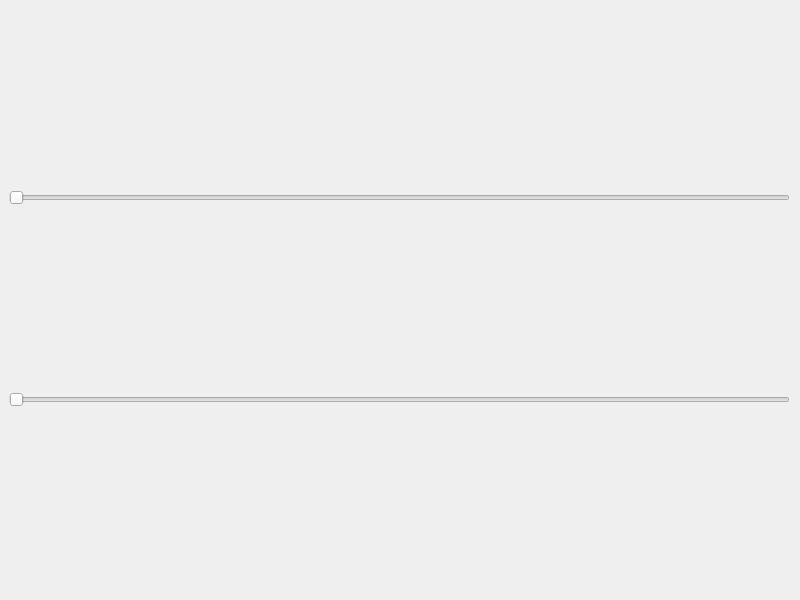
Old version of the form controller.ui in the repository actor-framework/fractal-demo.
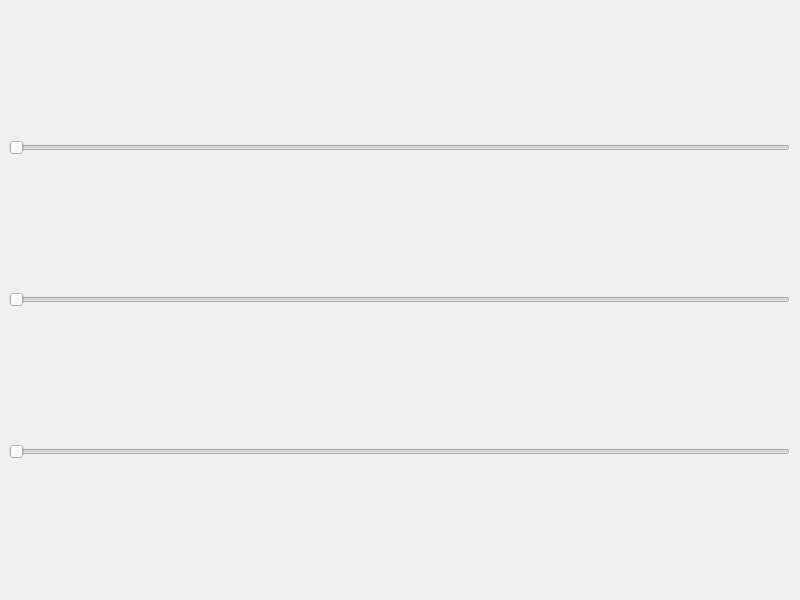
New version of the form. Custom widgets are drawn as their Qt base class.

Commit message: added reolution slider

```diff
--- a/controller.ui
+++ b/controller.ui
@@ -25,6 +25,13 @@
     </property>
     <layout class="QGridLayout" name="gridLayout">
      <item row="1" column="0">
+      <widget class="QSlider" name="cpu_slider">
+       <property name="orientation">
+        <enum>Qt::Horizontal</enum>
+       </property>
+      </widget>
+     </item>
+     <item row="2" column="0">
       <widget class="QSlider" name="gpu_slider">
        <property name="orientation">
         <enum>Qt::Horizontal</enum>
@@ -32,7 +39,7 @@
       </widget>
      </item>
      <item row="0" column="0">
-      <widget class="QSlider" name="cpu_slider">
+      <widget class="QSlider" name="res_slider">
        <property name="orientation">
         <enum>Qt::Horizontal</enum>
        </property>
```
Left out of the diff: 17 changed lines with no effect on the pictures. The commit also changes 9 other files.
